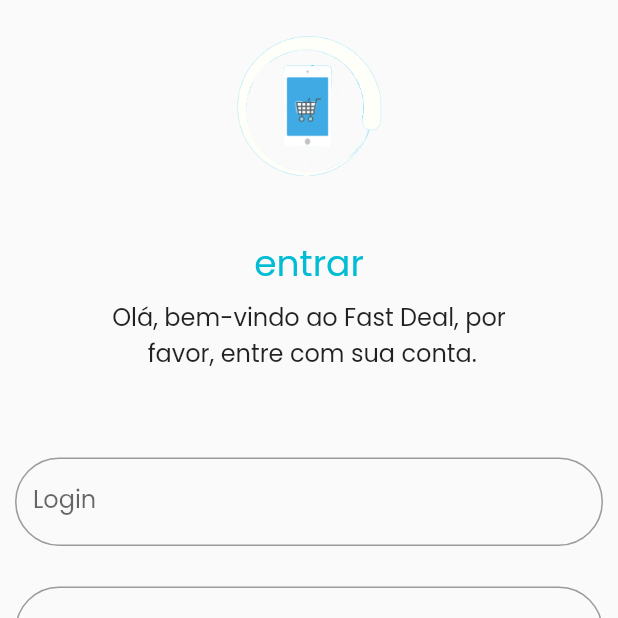
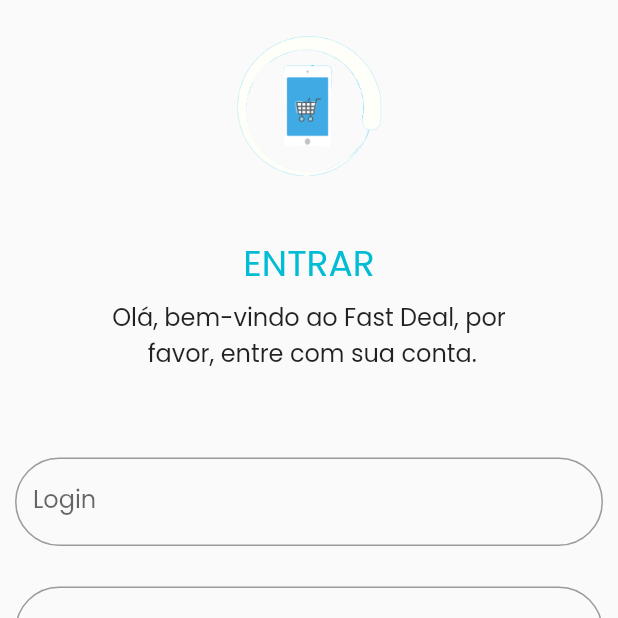
Before and after one commit to otavioalbucosta/FastDeal, a Flutter app: the screen it shows after launch, on a phone screen of 412 x 824 dp, the top half of it. Run offline on Flutter 3.47's test engine with Material 2 defaults, Android fonts, the phone set to English and light mode, and no system bars; our stand-ins replace google_fonts.

Commit message:
mensagem de entrada modificada

```diff
--- a/fast_deal/lib/view/loginpage.dart
+++ b/fast_deal/lib/view/loginpage.dart
@@ -23,7 +23,7 @@ class LoginPage extends StatelessWidget {
             Padding(
               padding: EdgeInsets.only(top: 35.0, bottom: 5.0),
               child: Text(
-                "entrar",
+                "ENTRAR",
                 textAlign: TextAlign.center,
                 style: GoogleFonts.poppins(
                     textStyle: TextStyle(
```
